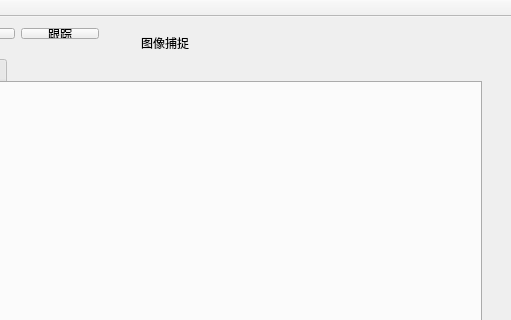
The window that QtConsole/mainwindow.ui (ghdawn/simpleColorTrack) describes before a commit, drawn with Qt 5; both pictures show x 159 to 670 and y 0 to 320 of the 670 by 587 pixel window.
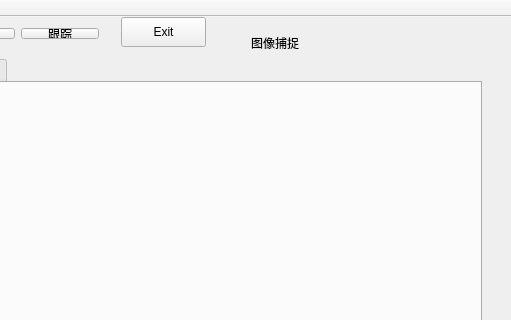
The same window after the commit.

Patch:
```diff
--- a/QtConsole/mainwindow.ui
+++ b/QtConsole/mainwindow.ui
@@ -73,9 +73,9 @@
    <widget class="QLabel" name="label_2">
     <property name="geometry">
      <rect>
-      <x>300</x>
+      <x>410</x>
       <y>0</y>
-      <width>331</width>
+      <width>221</width>
       <height>51</height>
      </rect>
     </property>
@@ -223,6 +223,19 @@
      <string>192.168.199.251</string>
     </property>
    </widget>
+   <widget class="QPushButton" name="pushButton_6">
+    <property name="geometry">
+     <rect>
+      <x>280</x>
+      <y>0</y>
+      <width>85</width>
+      <height>30</height>
+     </rect>
+    </property>
+    <property name="text">
+     <string>Exit</string>
+    </property>
+   </widget>
   </widget>
   <widget class="QMenuBar" name="menuBar">
    <property name="geometry">
```
